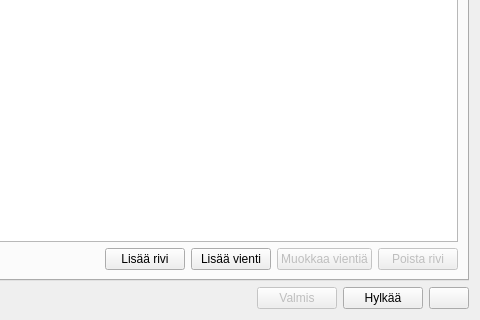
This is kitsas/kirjaus/kirjaus.ui in artoh/kitupiikki as Qt 5 draws it before an edit; both pictures show x 1006 to 1486 and y 371 to 691 of the 1486 by 691 pixel window. The edited form follows.
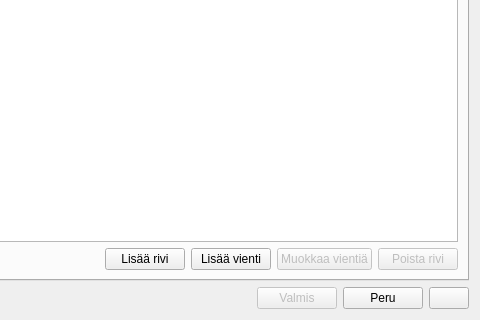
This is the edited form. Icons and pictures are not drawn. Custom widgets are drawn as their Qt base class.

```diff
--- a/kitsas/kirjaus/kirjaus.ui
+++ b/kitsas/kirjaus/kirjaus.ui
@@ -564,7 +564,7 @@
         <string>Hylkää muutokset Esc</string>
        </property>
        <property name="text">
-        <string>Hylkää</string>
+        <string>Peru</string>
        </property>
        <property name="icon">
         <iconset resource="../pic/pic.qrc">
```
Left out of the diff: 2 changed lines with no effect on the pictures.
